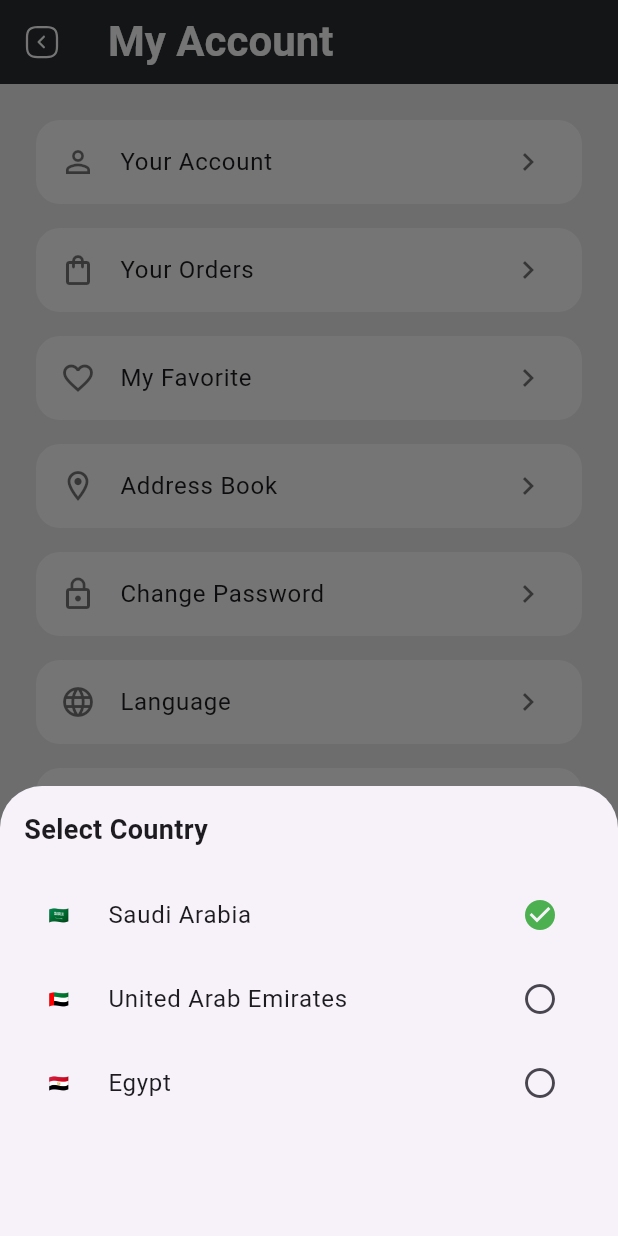
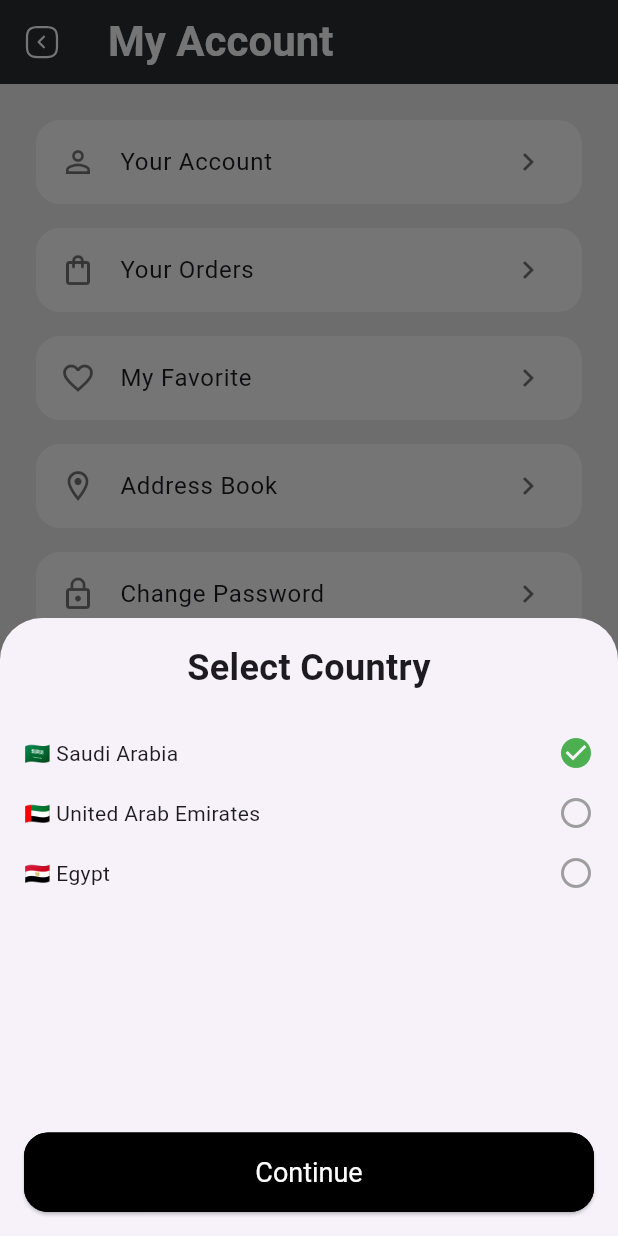
Before and after one commit to AbdullatifHabiba/Mool, a Flutter app: the MyAccountScreen screen opened directly, after a tap on "Country", on a phone screen of 412 x 824 dp. Run offline on Flutter 3.47's test engine with Material 3 defaults, Android fonts, the phone set to English and light mode, and no system bars; our stand-ins replace carousel_slider, flutter_riverpod, flutter_svg, video_player.

```diff
--- a/lib/screens/profile/profile_screen.dart
+++ b/lib/screens/profile/profile_screen.dart
@@ -1,4 +1,5 @@
 import 'package:flutter/material.dart';
+import 'package:mool/screens/country_selection_screen.dart';
 import 'package:mool/screens/home/home_screen.dart';
 import 'package:mool/screens/home/my_list_screen.dart';
 import 'package:mool/widgets/custom_back_arrow.dart';
@@ -11,9 +12,9 @@ class MyAccountScreen extends StatefulWidget {
 }
 
 class _MyAccountScreenState extends State<MyAccountScreen> {
-  String _selectedCountry = 'Saudi Arabia';
+  Map<String, String> _selectedCountry = {'name': 'Saudi Arabia', 'flag': '🇸🇦'};
 
-  void _updateSelectedCountry(String country) {
+  void _updateSelectedCountry(Map<String, String> country) {
     setState(() {
       _selectedCountry = country;
     });
@@ -65,7 +66,8 @@ class _MyAccountScreenState extends State<MyAccountScreen> {
             ? Row(
                 mainAxisSize: MainAxisSize.min,
                 children: [
-                  Text(_selectedCountry.substring(0, 2), style: const TextStyle(color: Colors.green)),
+                  Text(_selectedCountry['flag']!),
+                  const SizedBox(width: 8),
                   const Icon(Icons.chevron_right, color: Colors.black54),
                 ],
               )
@@ -74,90 +76,28 @@ class _MyAccountScreenState extends State<MyAccountScreen> {
           if (title == 'Country') {
             showModalBottomSheet(
               context: context,
-              builder: (context) => SelectCountryModal(
-                selectedCountry: _selectedCountry,
-                onCountrySelected: _updateSelectedCountry,
+              builder: (context) => CountrySelectionSheet(
+                selectedCountry: _selectedCountry['name'],
+                onCountrySelected: (country) {
+                  if (country != null) {
+                    _updateSelectedCountry(country);
+                  }
+                   Navigator.pop(context);
+                },
               ),
             );
-          }else if(title == 'Logout'){
+          } else if (title == 'Logout') {
             Navigator.of(context).pushAndRemoveUntil(
               MaterialPageRoute(builder: (context) => const HomeScreen()),
-              (Route<dynamic> route) => false,);
-          }else if(title=='My Favorite'){
+              (Route<dynamic> route) => false,
+            );
+          } else if (title == 'My Favorite') {
             Navigator.of(context).push(
-              MaterialPageRoute(builder: (context) => const MyListItemsScreen()));
+              MaterialPageRoute(builder: (context) => const MyListItemsScreen()),
+            );
           }
-
         },
       ),
     );
   }
 }
-// country modal handler
-
-class SelectCountryModal extends StatefulWidget {
-  final String selectedCountry;
-  final ValueChanged<String> onCountrySelected;
-
-  const SelectCountryModal({
-    super.key,
-    required this.selectedCountry,
-    required this.onCountrySelected,
-  });
-
-  @override
-  _SelectCountryModalState createState() => _SelectCountryModalState();
-}
-
-class _SelectCountryModalState extends State<SelectCountryModal> {
-  late String _selectedCountry;
-
-  @override
-  void initState() {
-    super.initState();
-    _selectedCountry = widget.selectedCountry;
-  }
-
-  void _selectCountry(String country) {
-    setState(() {
-      _selectedCountry = country;
-    });
-    widget.onCountrySelected(country);
-    Navigator.of(context).pop();
-  }
-
-  @override
-  Widget build(BuildContext context) {
-    return Container(
-      padding: const EdgeInsets.all(16.0),
-      height: 300,
-      decoration: const BoxDecoration(
-        borderRadius: BorderRadius.vertical(top: Radius.circular(16)),
-      ),
-      child: Column(
-        crossAxisAlignment: CrossAxisAlignment.start,
-        children: [
-          const Text(
-            'Select Country',
-            style: TextStyle(fontSize: 18, fontWeight: FontWeight.bold),
-          ),
-          const SizedBox(height: 16),
-          buildCountryOption('Saudi Arabia', '🇸🇦'),
-          buildCountryOption('United Arab Emirates', '🇦🇪'),
-          buildCountryOption('Egypt', '🇪🇬'),
-        ],
-      ),
-    );
-  }
-
-  Widget buildCountryOption(String country, String flagPath) {
-    return ListTile(
-      leading: Text(flagPath),
-      title: Text(country),
-      trailing: _selectedCountry == country
-          ? const Icon(Icons.check_circle, color: Colors.green)
-          : const Icon(Icons.radio_button_unchecked),
-      onTap: () => _selectCountry(country),
-    );
-  }
-}
```
Also changed, not shown: lib/screens/auth/create_account_screen.dart (+6 -4 lines), lib/screens/country_selection_screen.dart (+4 -3 lines), lib/screens/home/filter_detiels_screen.dart (+18 -82 lines), lib/screens/home/filter_screen.dart (+34 -6 lines), lib/widgets/custom_radio_button.dart (+15 -24 lines).
